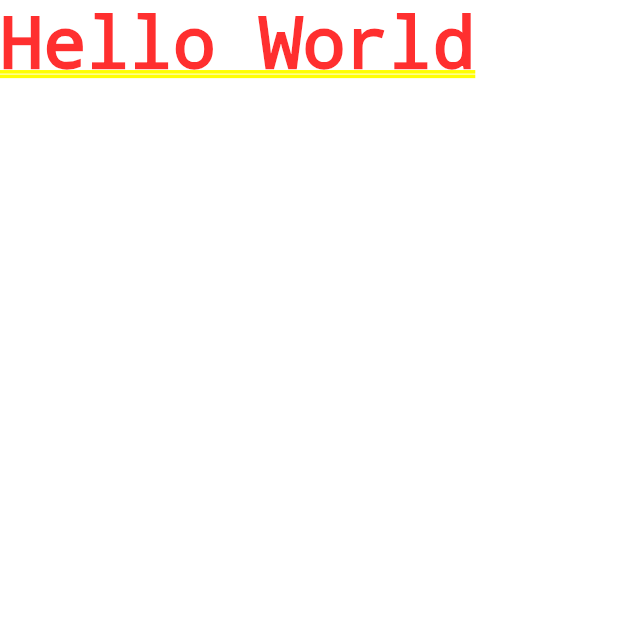
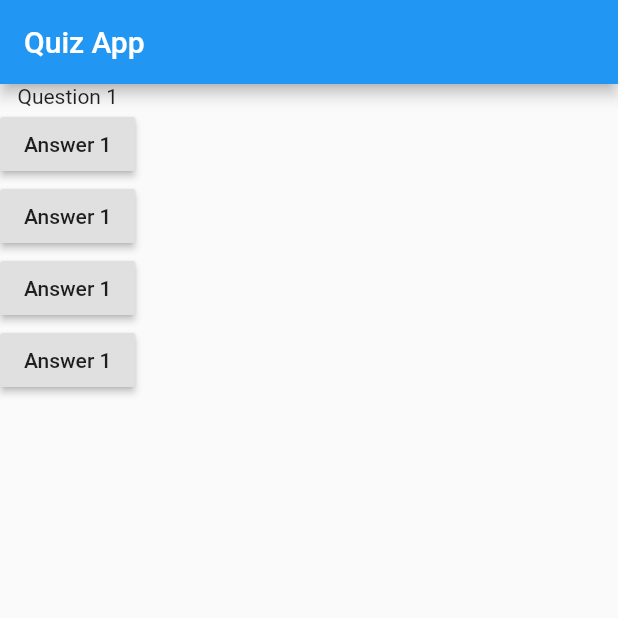
Before and after one commit to abhayrpatel10/Quiz-App, a Flutter app: the screen it shows after launch, on a phone screen of 412 x 824 dp, the top half of it. Run offline on Flutter 3.47's test engine with Material 2 defaults, Android fonts, the phone set to English and light mode, and no system bars.

Commit message:
basic structure

```diff
--- a/lib/main.dart
+++ b/lib/main.dart
@@ -1,13 +1,31 @@
 import 'package:flutter/material.dart';
 
-
-void main(){
+void main() {
   runApp(MyQuizApp());
 }
 
-class MyQuizApp extends StatelessWidget{
+class MyQuizApp extends StatelessWidget {
+
+  void answerQuestion(){
+    print('Answer chosen!!!');
+  }
   @override
-  build(BuildContext context){
-      return MaterialApp(home:Text('Hello World'),);
+  build(BuildContext context) {
+    return MaterialApp(
+      home: Scaffold(
+        appBar: AppBar(
+          title: Text('Quiz App'),
+        ),
+        body: Column(
+          children: [
+            Text('Question 1'),
+            RaisedButton(child: Text('Answer 1'), onPressed: answerQuestion),
+            RaisedButton(child: Text('Answer 1'), onPressed: answerQuestion),
+            RaisedButton(child: Text('Answer 1'), onPressed: answerQuestion),
+            RaisedButton(child: Text('Answer 1'), onPressed: answerQuestion),
+          ],
+        ),
+      ),
+    );
   }
 }
```
